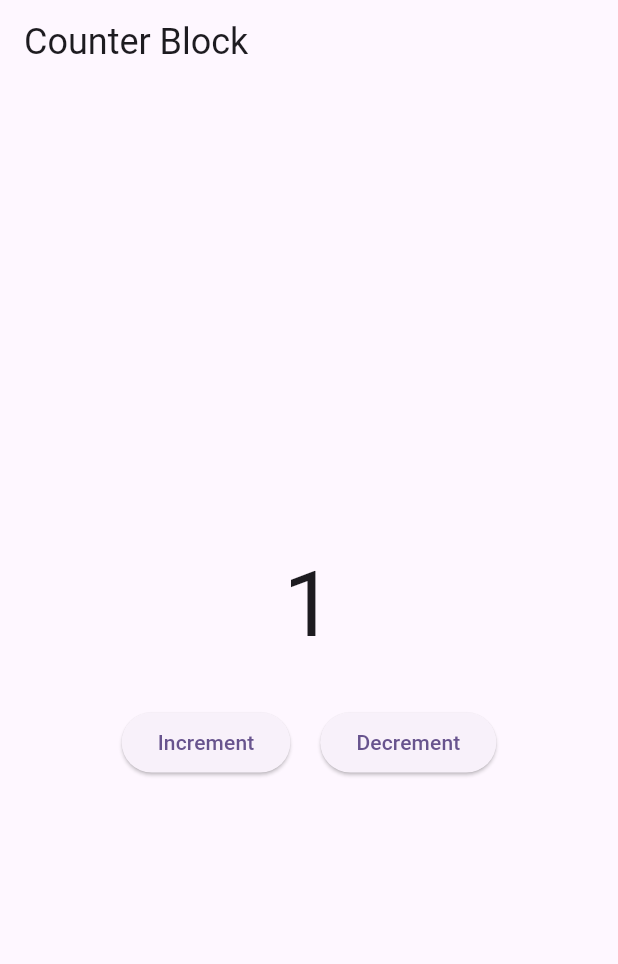
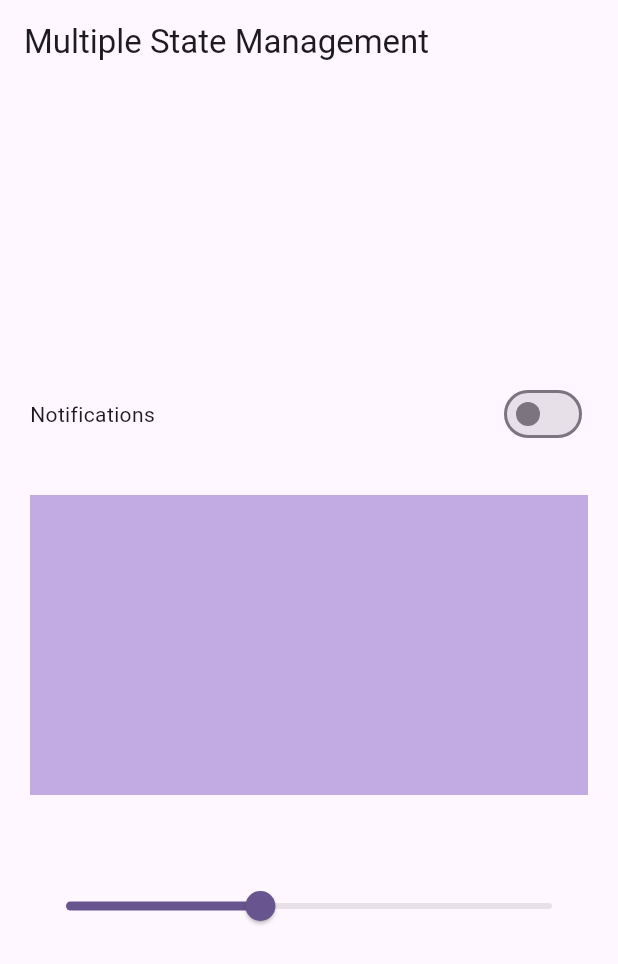
Before and after one commit to iNuman/FlutterBlocPlayground, a Flutter app: the screen it shows after launch, on a phone screen of 412 x 824 dp. Shown: the top 964 px of the screen. Run offline on Flutter 3.47's test engine with Material 3 defaults, Android fonts, the light colour scheme and no system bars; our stand-ins replace bloc, equatable, flutter_bloc.

Commit message:
Multiple block providers

```diff
--- /dev/null
+++ b/lib/block/switch_block/switch_block.dart
@@ -0,0 +1,19 @@
+import 'package:bloc/bloc.dart';
+import 'package:flutter_block/block/switch_block/switch_event.dart';
+import 'package:flutter_block/block/switch_block/switch_state.dart';
+
+class SwitchBloc extends Bloc<SwitchEvents, SwitchStates> {
+  SwitchBloc() : super(const SwitchStates()) {
+    on<EnableOrDisableNotification>(_enableOrDisableNotification);
+    on<SliderEvent>(_slider);
+  }
+
+  void _enableOrDisableNotification(
+      EnableOrDisableNotification events, Emitter<SwitchStates> emit) {
+    emit(state.copyWith(isSwitch: !state.isSwitch));
+  }
+
+  void _slider(SliderEvent events, Emitter<SwitchStates> emit) {
+    emit(state.copyWith(slider: events.slider.toDouble()));
+  }
+}
--- /dev/null
+++ b/lib/block/switch_block/switch_event.dart
@@ -0,0 +1,20 @@
+import 'package:equatable/equatable.dart' ;
+
+abstract class SwitchEvents extends Equatable {
+  const SwitchEvents();
+  @override
+  List<Object>  get props => [] ;
+}
+
+
+class EnableOrDisableNotification extends SwitchEvents {}
+
+
+class SliderEvent extends SwitchEvents {
+
+  const SliderEvent({required this.slider});
+  final double slider ;
+
+  @override
+  List<Object> get props => [slider];
+}
--- /dev/null
+++ b/lib/block/switch_block/switch_state.dart
@@ -0,0 +1,23 @@
+import 'package:equatable/equatable.dart';
+
+class SwitchStates extends Equatable {
+
+  final bool isSwitch ;
+  final double slider ;
+
+  const SwitchStates({
+    this.isSwitch = false ,
+    this.slider = 0.4
+  });
+
+
+  SwitchStates copyWith({bool? isSwitch , double? slider }){
+    return SwitchStates(
+      isSwitch : isSwitch ?? this.isSwitch ,
+      slider : slider ?? this.slider ,
+    );
+  }
+
+  @override
+  List<Object?> get props => [isSwitch, slider];
+}
--- a/lib/main.dart
+++ b/lib/main.dart
@@ -1,7 +1,8 @@
 import 'package:flutter/material.dart';
 import 'package:flutter_block/block/counter/counterk_bloc.dart';
-import 'package:flutter_block/presentation/counter_screen/counter_screen.dart';
 import 'package:flutter_bloc/flutter_bloc.dart';
+import 'package:flutter_block/block/switch_block/switch_block.dart';
+import 'package:flutter_block/presentation/switch_button/switch_button.dart';
 
 void main() {
   runApp(const MyApp());
@@ -12,15 +13,23 @@ class MyApp extends StatelessWidget {
 
   @override
   Widget build(BuildContext context) {
-    return BlocProvider(
-      create: (context) => CounterBloc(),
+    return MultiBlocProvider(
+      providers: [
+        BlocProvider(
+          create: (context) => CounterBloc(),
+        ),
+        BlocProvider(
+          create: (context) => SwitchBloc(),
+        ),
+      ],
       child: MaterialApp(
           title: 'Bloc Example',
           theme: ThemeData(
             colorScheme: ColorScheme.fromSeed(seedColor: Colors.deepPurple),
             useMaterial3: true,
           ),
-          home: const CounterScreen()
+          home: const SwitchWidget()
+        // home: const CounterScreen()
       ),
     );
   }
--- /dev/null
+++ b/lib/presentation/switch_button/switch_button.dart
@@ -0,0 +1,70 @@
+import 'package:flutter/material.dart';
+import 'package:flutter_bloc/flutter_bloc.dart';
+import 'package:flutter_block/block/switch_block/switch_block.dart';
+import 'package:flutter_block/block/switch_block/switch_state.dart';
+
+import '../../block/switch_block/switch_event.dart';
+
+class SwitchWidget extends StatelessWidget {
+  const SwitchWidget({Key? key}) : super(key: key);
+
+  @override
+  Widget build(BuildContext context) {
+    return Scaffold(
+      appBar: AppBar(
+        title: const Text('Multiple State Management'),
+      ),
+      body: Padding(
+        padding: const EdgeInsets.symmetric(horizontal: 20),
+        child: Column(
+          crossAxisAlignment: CrossAxisAlignment.center,
+          mainAxisAlignment: MainAxisAlignment.center,
+          children: [
+            Row(
+              mainAxisAlignment: MainAxisAlignment.spaceBetween,
+              children: [
+                const Text('Notifications'),
+                BlocBuilder<SwitchBloc, SwitchStates>(
+                    buildWhen: (previous, current) =>
+                    previous.isSwitch != current.isSwitch,
+                    builder: (context, state) {
+                      return Switch(
+                          value: state.isSwitch,
+                          onChanged: (newValue) {
+                            context
+                                .read<SwitchBloc>()
+                                .add(EnableOrDisableNotification());
+                          });
+                    })
+              ],
+            ),
+            const SizedBox(
+              height: 30,
+            ),
+
+            BlocBuilder<SwitchBloc, SwitchStates>(
+              buildWhen: (previous, current) => previous.slider != current.slider,
+              builder: (context, state) {
+                return Container(
+                  height: 200,
+                  color: Colors.deepPurple.withOpacity(state.slider),
+                );
+              },
+            ),
+            const SizedBox(
+              height: 50,
+            ),
+
+            BlocBuilder<SwitchBloc, SwitchStates>(
+              builder: (context, state) {
+                return Slider(value: state.slider, onChanged: (value) {
+                  context.read<SwitchBloc>().add(SliderEvent(slider: value));
+                });
+              },
+            ),
+          ],
+        ),
+      ),
+    );
+  }
+}
```
